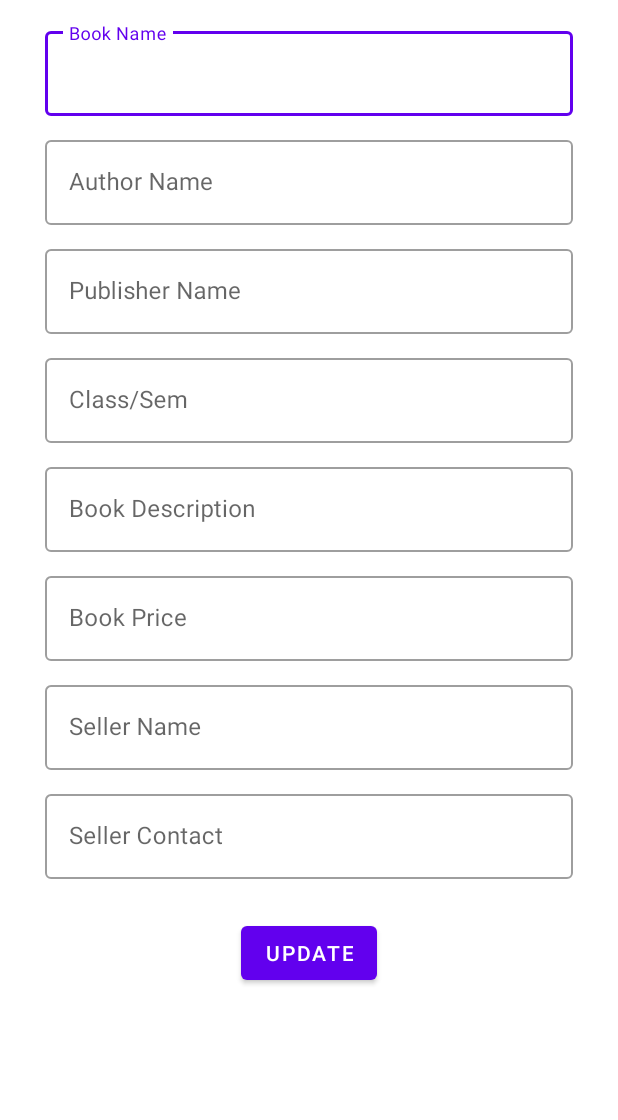
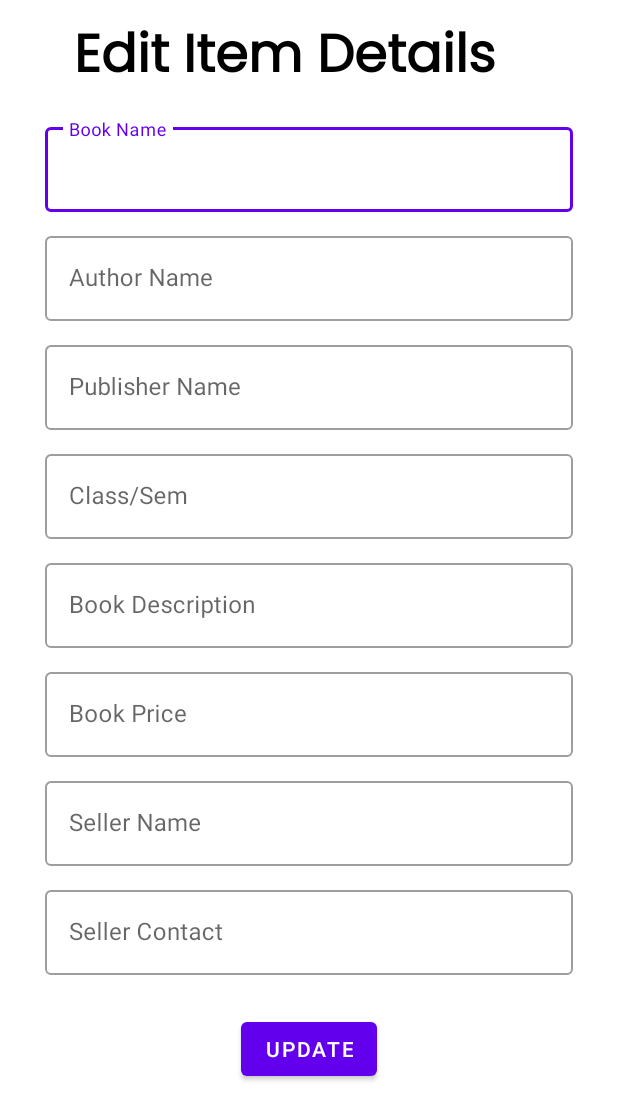
Before and after one commit to kishalayb18/BookLoop, an Android app: the layout activity_edit_book_details.xml on its own in the app's theme, with its tools: preview values and no code run, on a phone screen of 412 x 824 dp. Shown: the top 1120 px of the screen. Run offline under Robolectric (Android 15) with nearby library versions, the phone set to English and light mode, and no system bars.

Commit message:
XML layouts and authentication fixed.

```diff
--- a/app/src/main/java/com/mypackage/bookloop/Login_Activity.java
+++ b/app/src/main/java/com/mypackage/bookloop/Login_Activity.java
@@ -62,15 +62,15 @@ public class Login_Activity extends AppCompatActivity {
                 //ADD SOME VALIDATIONS
                 if(email.isEmpty())
                 {
-                    layoutUser.setError("Email Field Can't Be Blank");
+                    layoutUser.setError("Can't be empty");
                 }
                 else if(pwd.isEmpty())
                 {
-                    layoutPass.setError("Password Field Can't Be Blank");
+                    layoutPass.setError("Can't be empty");
                 }
                 else if(pwd.length()<5)
                 {
-                    layoutPass.setError("Password Should Be Minimum Of 5 Characters");
+                    layoutPass.setError("Password Should Be Minimum Of 6 Characters");
                 }
                 else
                 {
--- a/app/src/main/java/com/mypackage/bookloop/MyProfileActivity.java
+++ b/app/src/main/java/com/mypackage/bookloop/MyProfileActivity.java
@@ -98,10 +98,10 @@ public class MyProfileActivity extends AppCompatActivity {
         layPhone.setError(null);
 
         if(name.isEmpty()){
-            layName.setError("Name can't be empty");
+            layName.setError("Can't be empty");
         }
         else if(phone.isEmpty()){
-            layPhone.setError("Contact number can't be empty");
+            layPhone.setError("Can't be empty");
         }
         else {
             reference.child(uid).updateChildren(userJson, new DatabaseReference.CompletionListener() {
--- a/app/src/main/res/layout/activity_book_details.xml
+++ b/app/src/main/res/layout/activity_book_details.xml
@@ -1,4 +1,8 @@
 <?xml version="1.0" encoding="utf-8"?>
+<ScrollView xmlns:android="http://schemas.android.com/apk/res/android"
+    android:id="@+id/scroll"
+    android:layout_width="match_parent"
+    android:layout_height="match_parent">
 <LinearLayout xmlns:android="http://schemas.android.com/apk/res/android"
     xmlns:app="http://schemas.android.com/apk/res-auto"
     xmlns:tools="http://schemas.android.com/tools"
@@ -262,3 +266,4 @@
 
 
 </LinearLayout>
+</ScrollView>
--- a/app/src/main/res/layout/activity_edit_book_details.xml
+++ b/app/src/main/res/layout/activity_edit_book_details.xml
@@ -1,4 +1,8 @@
 <?xml version="1.0" encoding="utf-8"?>
+<ScrollView xmlns:android="http://schemas.android.com/apk/res/android"
+    android:id="@+id/scroll"
+    android:layout_width="match_parent"
+    android:layout_height="match_parent">
 <LinearLayout xmlns:android="http://schemas.android.com/apk/res/android"
     xmlns:app="http://schemas.android.com/apk/res-auto"
     xmlns:tools="http://schemas.android.com/tools"
@@ -15,7 +19,17 @@
         android:layout_marginHorizontal="20dp"
         android:layout_marginVertical="10dp">
 
-
+        <TextView
+            android:id="@+id/txt_user"
+            android:layout_width="313dp"
+            android:layout_height="wrap_content"
+            android:layout_gravity="center"
+            android:fontFamily="@font/poppins"
+            android:text="@string/edit_myupload"
+            android:textColor="@color/black"
+            android:layout_marginBottom="5dp"
+            android:textSize="35dp"
+            android:textStyle="bold" />
 
         <com.google.android.material.textfield.TextInputLayout
             android:id="@+id/lay_bE_book_name"
@@ -173,3 +187,4 @@
     </LinearLayout>
 
 </LinearLayout>
+</ScrollView>
--- a/app/src/main/res/layout/activity_login.xml
+++ b/app/src/main/res/layout/activity_login.xml
@@ -1,4 +1,8 @@
 <?xml version="1.0" encoding="utf-8"?>
+<ScrollView xmlns:android="http://schemas.android.com/apk/res/android"
+    android:id="@+id/scroll"
+    android:layout_width="match_parent"
+    android:layout_height="match_parent">
     <LinearLayout xmlns:android="http://schemas.android.com/apk/res/android"
 
     android:padding="20dp" android:orientation="vertical"
@@ -91,3 +95,4 @@
 </LinearLayout>
 
 </LinearLayout>
+</ScrollView>
--- a/app/src/main/res/layout/activity_my_uploads.xml
+++ b/app/src/main/res/layout/activity_my_uploads.xml
@@ -1,4 +1,5 @@
 <?xml version="1.0" encoding="utf-8"?>
+
 <LinearLayout xmlns:android="http://schemas.android.com/apk/res/android"
     xmlns:app="http://schemas.android.com/apk/res-auto"
     xmlns:tools="http://schemas.android.com/tools"
--- a/app/src/main/res/layout/activity_myprofile.xml
+++ b/app/src/main/res/layout/activity_myprofile.xml
@@ -1,4 +1,8 @@
 <?xml version="1.0" encoding="utf-8"?>
+<ScrollView xmlns:android="http://schemas.android.com/apk/res/android"
+    android:id="@+id/scroll"
+    android:layout_width="match_parent"
+    android:layout_height="match_parent">
 <LinearLayout xmlns:android="http://schemas.android.com/apk/res/android"
     xmlns:app="http://schemas.android.com/apk/res-auto"
     xmlns:tools="http://schemas.android.com/tools"
@@ -99,3 +103,4 @@
     </LinearLayout>
 
 </LinearLayout>
+</ScrollView>
--- a/app/src/main/res/layout/activity_signup.xml
+++ b/app/src/main/res/layout/activity_signup.xml
@@ -1,4 +1,8 @@
 <?xml version="1.0" encoding="utf-8"?>
+<ScrollView xmlns:android="http://schemas.android.com/apk/res/android"
+    android:id="@+id/scroll"
+    android:layout_width="match_parent"
+    android:layout_height="match_parent">
 <LinearLayout xmlns:android="http://schemas.android.com/apk/res/android"
     android:id="@+id/layout_signup"
     xmlns:app="http://schemas.android.com/apk/res-auto"
@@ -149,3 +153,4 @@
     </LinearLayout>
 
 </LinearLayout>
+</ScrollView>
--- a/app/src/main/res/layout/activity_upload__new_book.xml
+++ b/app/src/main/res/layout/activity_upload__new_book.xml
@@ -1,4 +1,8 @@
 <?xml version="1.0" encoding="utf-8"?>
+<ScrollView xmlns:android="http://schemas.android.com/apk/res/android"
+    android:id="@+id/scroll"
+    android:layout_width="match_parent"
+    android:layout_height="match_parent">
 <LinearLayout xmlns:android="http://schemas.android.com/apk/res/android"
     xmlns:app="http://schemas.android.com/apk/res-auto"
     xmlns:tools="http://schemas.android.com/tools"
@@ -144,3 +148,4 @@
         />
 
 </LinearLayout>
+</ScrollView>
--- a/app/src/main/res/layout/recycler_item_ui.xml
+++ b/app/src/main/res/layout/recycler_item_ui.xml
@@ -1,5 +1,4 @@
 <?xml version="1.0" encoding="utf-8"?>
-
 <androidx.cardview.widget.CardView xmlns:android="http://schemas.android.com/apk/res/android"
     android:layout_width="match_parent"
     android:layout_height="wrap_content"
--- a/app/src/main/res/layout/single_row_my_uploads.xml
+++ b/app/src/main/res/layout/single_row_my_uploads.xml
@@ -1,5 +1,4 @@
 <?xml version="1.0" encoding="utf-8"?>
-
 <androidx.cardview.widget.CardView xmlns:android="http://schemas.android.com/apk/res/android"
     android:layout_width="match_parent"
     android:layout_height="wrap_content"
--- a/app/src/main/res/values/strings.xml
+++ b/app/src/main/res/values/strings.xml
@@ -26,4 +26,5 @@
     <string name="edit_full_name">Edit full name</string>
     <string name="Backtomenu">Back to menu</string>
     <string name="changepass">Change Password</string>
+    <string name="edit_myupload">Edit Item Details</string>
 </resources>
```
Also changed, not shown: app/src/main/java/com/mypackage/bookloop/SignUpActivity.java (+21 -7 lines), app/src/main/java/com/mypackage/bookloop/Upload_NewBook.java (+33 -7 lines), app/src/main/res/layout/activity_main.xml (+4 -7 lines).
